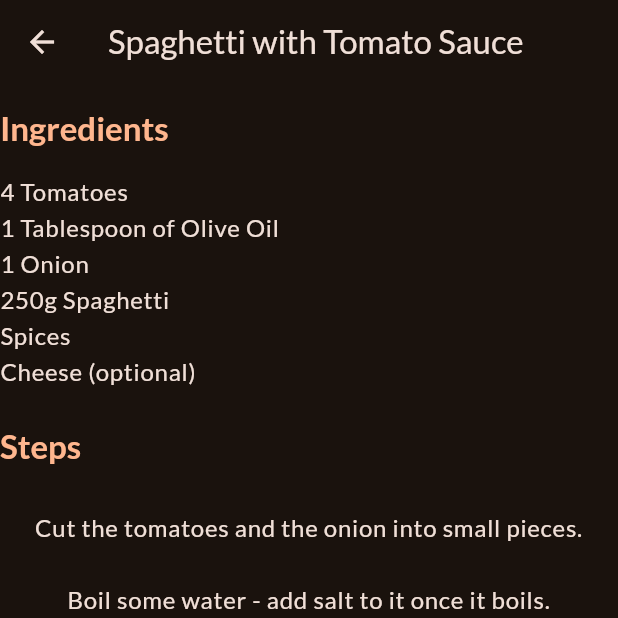
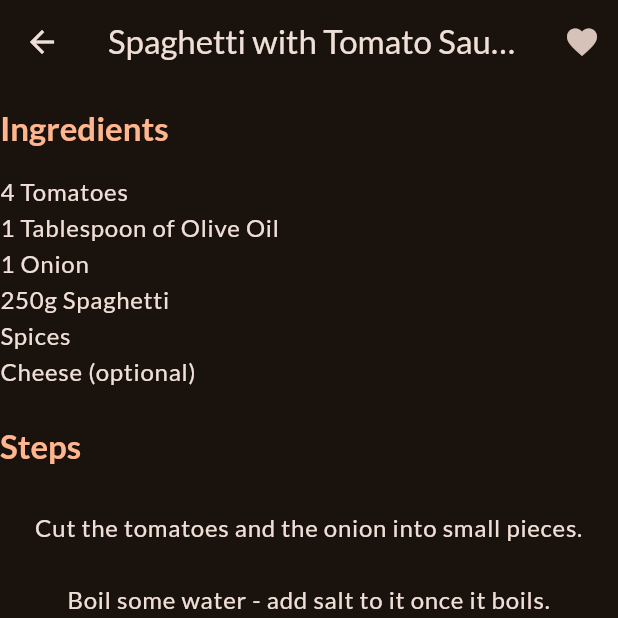
Before and after one commit to yusera-ansari-at-git/meals-flutter-course-proj, a Flutter app: the MealDetailsSreen screen opened directly with sample values from the repository, on a phone screen of 412 x 824 dp, the top half of it. Run offline on Flutter 3.47's test engine with Material 2 defaults, Android fonts, the phone set to English and light mode, and no system bars; our stand-ins replace google_fonts, transparent_image; network calls fail.

```diff
--- a/lib/src/screens/meal_detail.dart
+++ b/lib/src/screens/meal_detail.dart
@@ -3,21 +3,29 @@ import 'package:meals/src/models/meal.dart';
 import 'package:transparent_image/transparent_image.dart';
 
 class MealDetailsSreen extends StatelessWidget {
-  const MealDetailsSreen({super.key, required this.meal});
+  const MealDetailsSreen(
+      {super.key, required this.meal, required this.onToggleFavourite});
   final Meal meal;
-
+  final void Function(Meal meal) onToggleFavourite;
   @override
   Widget build(BuildContext context) {
     return Scaffold(
       appBar: AppBar(
         title: Text(meal.title),
+        actions: [
+          IconButton(
+              onPressed: () {
+                onToggleFavourite(meal);
+              },
+              icon: Icon(Icons.favorite))
+        ],
       ),
       body: ListView(
         children: [
           FadeInImage(
               placeholder: MemoryImage(kTransparentImage),
               image: NetworkImage(meal.imageUrl)),
-          SizedBox(
+          const SizedBox(
             height: 16,
           ),
           Text(
```
Also changed, not shown: lib/src/screens/categories.dart (+10 -2 lines), lib/src/screens/meals.dart (+8 -2 lines), lib/src/screens/tabs.dart (+30 -4 lines).
